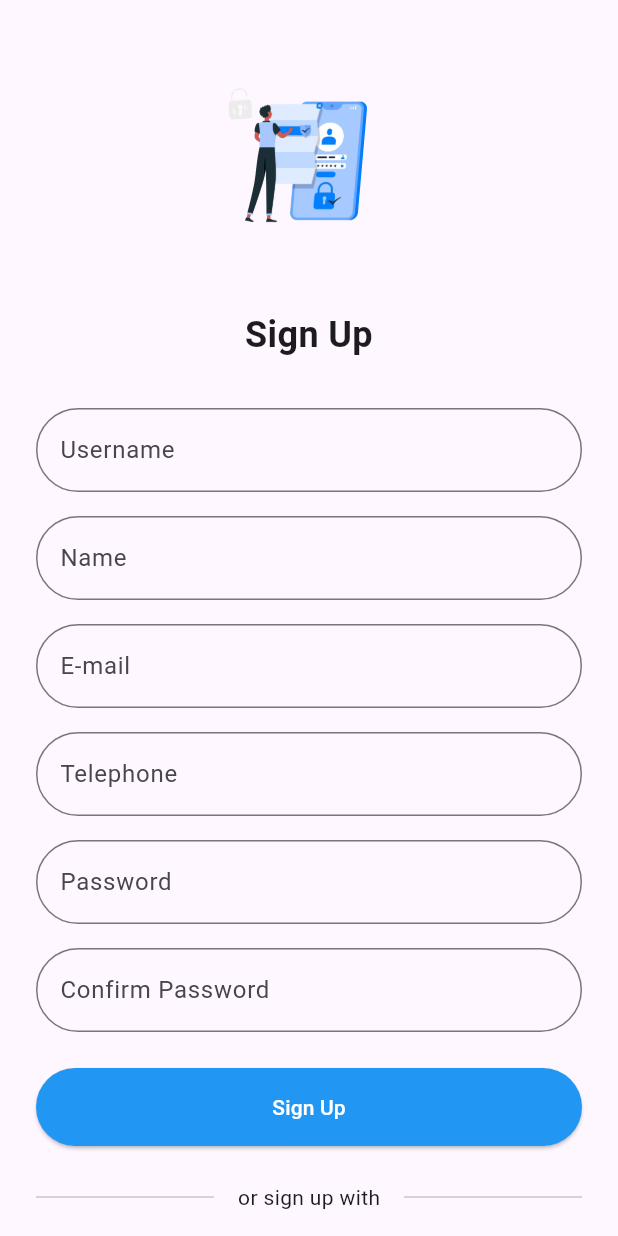
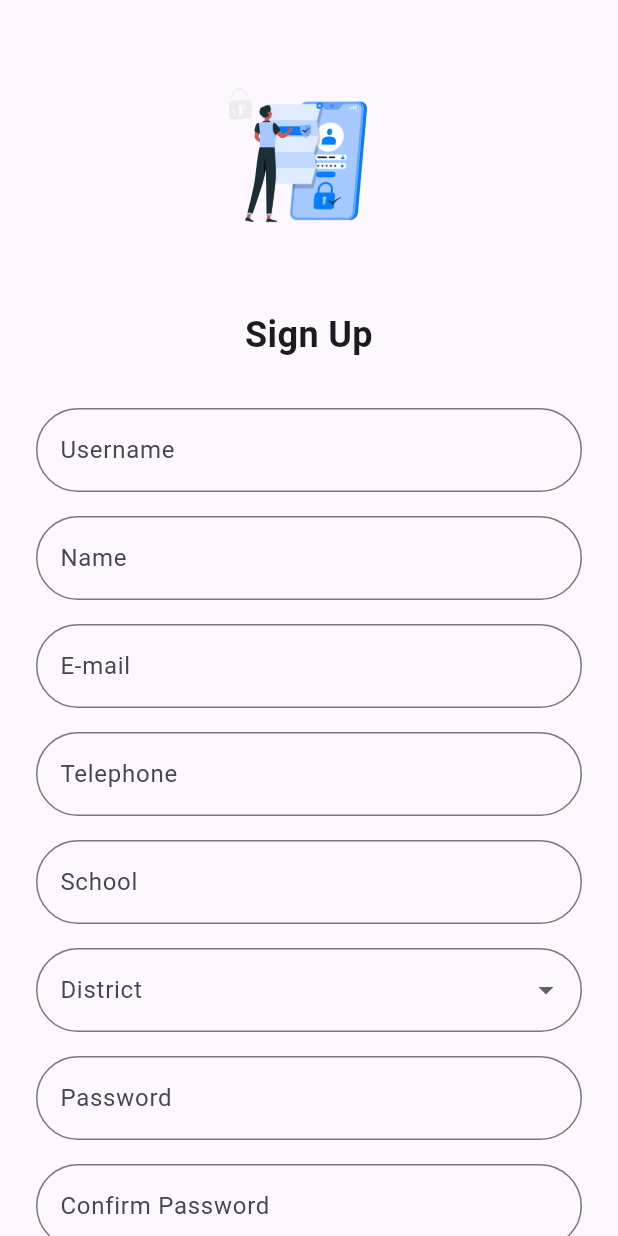
Before and after one commit to AdithyaSean/next-step-flutter, a Flutter app: the ResponsiveSignUp screen opened directly, on a phone screen of 412 x 824 dp. Run offline on Flutter 3.47's test engine with Material 3 defaults, Android fonts, the phone set to English and light mode, and no system bars; our stand-ins replace google_nav_bar.

Commit message:
add missing fields in sign up

```diff
--- a/lib/models/student.dart
+++ b/lib/models/student.dart
@@ -5,6 +5,7 @@ class Student {
   final String contact;
   final String school;
   final String district;
+  final String password;
   final Map<String, String> olResults;
   final Map<String, String> alResults;
   final String stream;
@@ -20,6 +21,7 @@ class Student {
     required this.contact,
     required this.school,
     required this.district,
+    required this.password,
     required this.olResults,
     required this.alResults,
     required this.stream,
@@ -37,6 +39,7 @@ class Student {
       contact: json['contact'],
       school: json['school'],
       district: json['district'],
+      password: json['password'],
       olResults: Map<String, String>.from(json['olResults']),
       alResults: Map<String, String>.from(json['alResults']),
       stream: json['stream'],
--- a/lib/screens/sign_up.dart
+++ b/lib/screens/sign_up.dart
@@ -1,7 +1,41 @@
 import 'package:flutter/material.dart';
 
-class ResponsiveSignUp extends StatelessWidget {
+class ResponsiveSignUp extends StatefulWidget {
   const ResponsiveSignUp({Key? key}) : super(key: key);
+
+  @override
+  _ResponsiveSignUpState createState() => _ResponsiveSignUpState();
+}
+
+class _ResponsiveSignUpState extends State<ResponsiveSignUp> {
+  final List<String> districts = [
+    'Ampara',
+    'Anuradhapura',
+    'Badulla',
+    'Batticaloa',
+    'Colombo',
+    'Galle',
+    'Gampaha',
+    'Hambantota',
+    'Jaffna',
+    'Kalutara',
+    'Kandy',
+    'Kegalle',
+    'Kilinochchi',
+    'Kurunegala',
+    'Mannar',
+    'Matale',
+    'Matara',
+    'Monaragala',
+    'Mullaitivu',
+    'Nuwara Eliya',
+    'Polonnaruwa',
+    'Puttalam',
+    'Ratnapura',
+    'Trincomalee',
+    'Vavuniya'
+  ];
+  String? selectedDistrict;
 
   @override
   Widget build(BuildContext context) {
@@ -80,6 +114,36 @@ class ResponsiveSignUp extends StatelessWidget {
                     ),
                     const SizedBox(height: 16),
                     TextFormField(
+                      decoration: InputDecoration(
+                        labelText: 'School',
+                        border: OutlineInputBorder(
+                          borderRadius: BorderRadius.circular(30),
+                        ),
+                      ),
+                    ),
+                    const SizedBox(height: 16),
+                    DropdownButtonFormField<String>(
+                      decoration: InputDecoration(
+                        labelText: 'District',
+                        border: OutlineInputBorder(
+                          borderRadius: BorderRadius.circular(30),
+                        ),
+                      ),
+                      value: selectedDistrict,
+                      items: districts.map((String district) {
+                        return DropdownMenuItem<String>(
+                          value: district,
+                          child: Text(district),
+                        );
+                      }).toList(),
+                      onChanged: (newValue) {
+                        setState(() {
+                          selectedDistrict = newValue;
+                        });
+                      },
+                    ),
+                    const SizedBox(height: 16),
+                    TextFormField(
                       obscureText: true,
                       decoration: InputDecoration(
                         labelText: 'Password',
@@ -108,7 +172,8 @@ class ResponsiveSignUp extends StatelessWidget {
                           borderRadius: BorderRadius.circular(30),
                         ),
                       ),
-                      child: const Text('Sign Up', style: TextStyle(color: Colors.white)),
+                      child: const Text('Sign Up',
+                          style: TextStyle(color: Colors.white)),
                     ),
                     const SizedBox(height: 24),
                     const Row(
@@ -127,12 +192,14 @@ class ResponsiveSignUp extends StatelessWidget {
                       children: [
                         IconButton(
                           onPressed: () {},
-                          icon: Image.asset('images/google.png', width: 30, height: 30),
+                          icon: Image.asset('images/google.png',
+                              width: 30, height: 30),
                         ),
                         const SizedBox(width: 16),
                         IconButton(
                           onPressed: () {},
-                          icon: Image.asset('images/facebook.png', width: 35, height: 35),
+                          icon: Image.asset('images/facebook.png',
+                              width: 35, height: 35),
                         ),
                       ],
                     ),
@@ -142,8 +209,12 @@ class ResponsiveSignUp extends StatelessWidget {
                       children: [
                         const Text("Already have an account?"),
                         TextButton(
-                          onPressed: () {},
-                          child: const Text('Sign In', style: TextStyle(color: Colors.blue)),
+                          onPressed: () {
+                            // Navigate to sign in screen
+                            Navigator.pop(context);
+                          },
+                          child: const Text('Sign In',
+                              style: TextStyle(color: Colors.blue)),
                         ),
                       ],
                     ),
```
